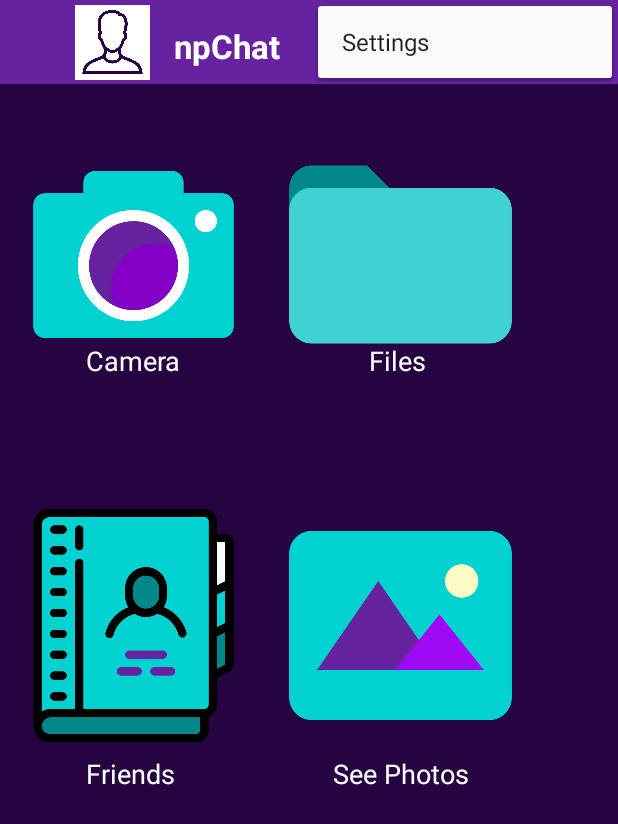
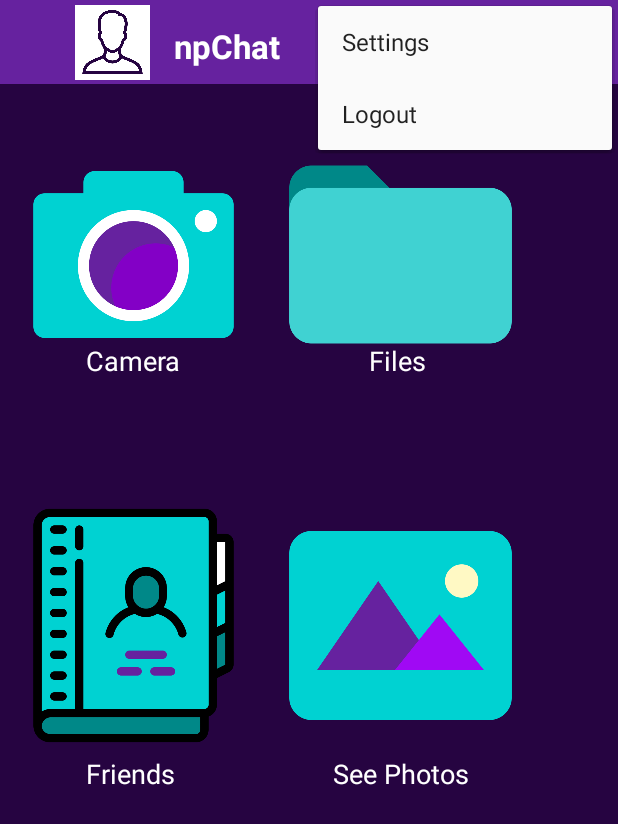
Before and after one commit to named-data-mobile/ndn-photo-app, an Android app: the MainActivity screen opened directly, with no data from a screen before it, with the options menu open, on a phone screen of 412 x 824 dp. Shown: the top 824 px of the screen. Run offline under Robolectric (Android 15) with nearby library versions, the phone set to English and light mode, and no system bars; our stand-ins replace Picasso; libraries missing offline, so code that uses them is left out: com.intel.jndn, net.named_data.jndn; pictures from the network do not load; 28 statements that could not run were skipped.

Commit message:
logout option added to action bar menu

```diff
--- a/app/src/main/java/memphis/myapplication/LoginActivity.java
+++ b/app/src/main/java/memphis/myapplication/LoginActivity.java
@@ -81,7 +81,7 @@ public class LoginActivity extends AppCompatActivity {
             FileManager manager = new FileManager(getApplicationContext());
             manager.saveUsername(username);
             Session session = new Session(getApplicationContext());
-            session.setLoginStatus();
+            session.setLoginStatus(true);
             // uncomment this later; in manifest, add no history option for LoginActivity
             Intent intent = new Intent(this, MainActivity.class);
             startActivity(intent);
--- a/app/src/main/java/memphis/myapplication/MainActivity.java
+++ b/app/src/main/java/memphis/myapplication/MainActivity.java
@@ -155,8 +155,24 @@ public class MainActivity extends AppCompatActivity {
             case R.id.action_settings:
                 Intent intent = new Intent(this, SettingsActivity.class);
                 startActivityForResult(intent, SETTINGS_CODE);
+            case R.id.action_logout:
+                Session session = new Session(getApplicationContext());
+                session.setLoginStatus(false);
+                Toast.makeText(MainActivity.this, getResources().getString(R.string.logout_message), Toast.LENGTH_LONG).show();
+                Intent i = new Intent(MainActivity.this, IntroActivity.class);
+                startActivity(i);
             default:
                 return super.onOptionsItemSelected(item);
+        }
+    }
+
+    @Override
+    protected void onResume() {
+        super.onResume();
+        Session session = new Session(getApplicationContext());
+        if (!session.getLoginStatus()) {
+            Intent intent = new Intent(this, LoginActivity.class);
+            startActivity(intent);
         }
     }
 
--- a/app/src/main/java/memphis/myapplication/Session.java
+++ b/app/src/main/java/memphis/myapplication/Session.java
@@ -16,8 +16,8 @@ public class Session {
         preferences = PreferenceManager.getDefaultSharedPreferences(context);
     }
 
-    public void setLoginStatus() {
-        preferences.edit().putBoolean("isLoggedIn", true).apply();
+    public void setLoginStatus(boolean loginStatus) {
+        preferences.edit().putBoolean("isLoggedIn", loginStatus).apply();
     }
 
     public boolean getLoginStatus() {
--- a/app/src/main/res/menu/menu_main.xml
+++ b/app/src/main/res/menu/menu_main.xml
@@ -9,4 +9,9 @@
         android:orderInCategory="101"
         android:title="@string/action_settings"
         app:showAsAction="collapseActionView" />
+    <item
+        android:id="@+id/action_logout"
+        android:orderInCategory="101"
+        android:title="@string/action_logout"
+        app:showAsAction="collapseActionView" />
 </menu>
--- a/app/src/main/res/values/strings.xml
+++ b/app/src/main/res/values/strings.xml
@@ -3,6 +3,7 @@
     <string name="app_name">npChat</string>
     <string name="scan">Scan</string>
     <string name="action_settings">Settings</string>
+    <string name="action_logout">Logout</string>
     <string name="register">Register</string>
     <string name="publish">Publish</string>
     <string name="advertise">Advertise</string>
@@ -16,5 +17,5 @@
     <string name="friends">Friends</string>
     <string name="files">Files</string>
     <string name="friends_title">Friends</string>
-
+    <string name="logout_message">You have successfully logged out</string>
 </resources>
```
